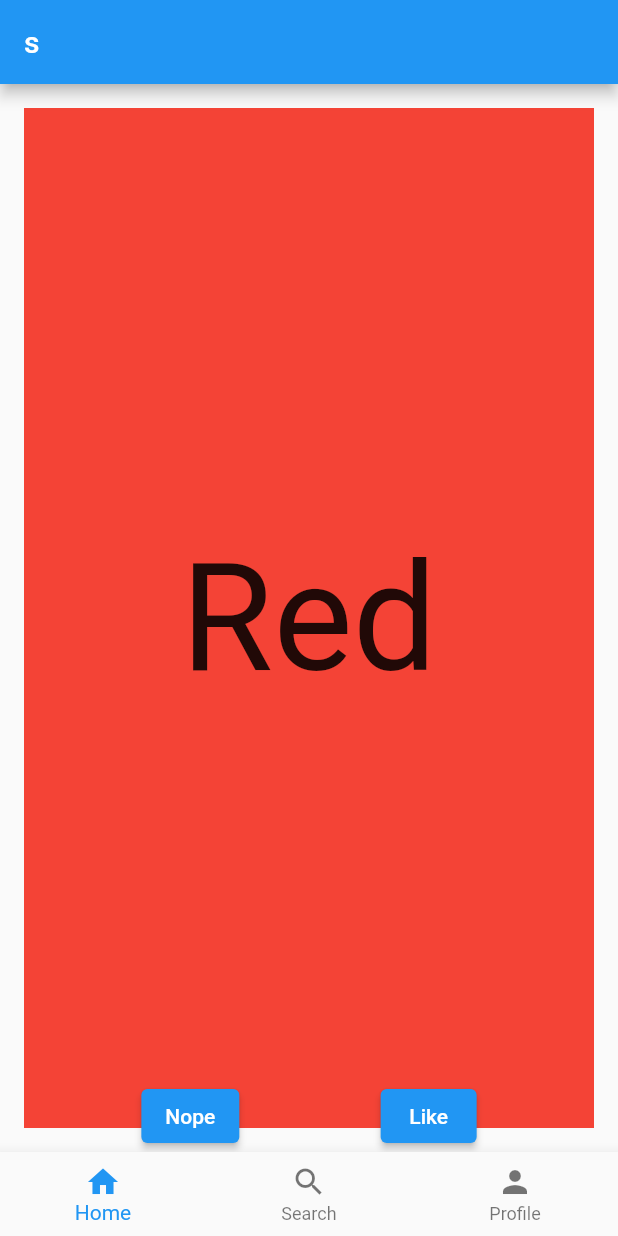
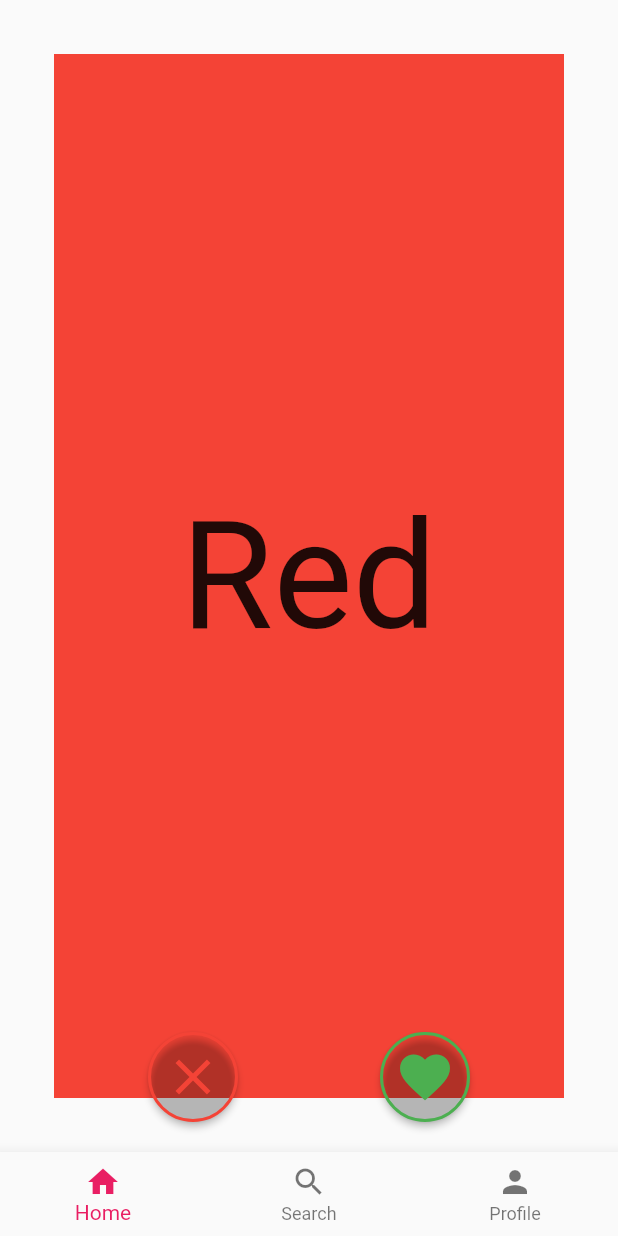
Before and after one commit to 2023-CS350/HobbyHive, a Flutter app: the screen it shows once a user with an empty profile is signed in, on a phone screen of 412 x 824 dp. Run offline on Flutter 3.47's test engine with Material 2 defaults, Android fonts, the phone set to English and light mode, and no system bars; drawn by our look-alikes of swipe_cards; our stand-ins replace cloud_firestore, firebase_auth, firebase_core, image_picker; accounts and stored records are empty; network calls fail.

Commit message:
Design: MainPage 싫어요 좋아요 버튼 추가

```diff
--- a/lib/main.dart
+++ b/lib/main.dart
@@ -59,7 +59,7 @@ class _MyAppState extends State<MyApp> {
           // or simply save your changes to "hot reload" in a Flutter IDE).
           // Notice that the counter didn't reset back to zero; the application
           // is not restarted.
-          primarySwatch: Colors.blue,
+          primarySwatch: Colors.pink,
         ),
         //  home: SignInPage(),
         home: _currentUser == null ? SignInPage():BottomNavigationPage(),
--- a/lib/pages/main_page.dart
+++ b/lib/pages/main_page.dart
@@ -2,19 +2,23 @@ import 'package:flutter/material.dart';
 import 'package:swipe_cards/draggable_card.dart';
 import 'package:swipe_cards/swipe_cards.dart';
 
+enum ButtonType {
+  nope,
+  like,
+}
+
 class MainPage extends StatefulWidget {
-
-  final String? title="s";
+  const MainPage({super.key});
 
   @override
   _MainPageState createState() => _MainPageState();
 }
 
 class _MainPageState extends State<MainPage> {
-  List<SwipeItem> _swipeItems = <SwipeItem>[];
+  final List<SwipeItem> _swipeItems = <SwipeItem>[];
   MatchEngine? _matchEngine;
-  GlobalKey<ScaffoldState> _scaffoldKey = GlobalKey();
-  List<String> _names = [
+  final GlobalKey<ScaffoldState> _scaffoldKey = GlobalKey();
+  final List<String> _names = [
     "Red",
     "Blue",
     "Green",
@@ -24,7 +28,7 @@ class _MainPageState extends State<MainPage> {
     "Purple",
     "Pink"
   ];
-  List<Color> _colors = [
+  final List<Color> _colors = [
     Colors.red,
     Colors.blue,
     Colors.green,
@@ -71,10 +75,10 @@ class _MainPageState extends State<MainPage> {
   Widget build(BuildContext context) {
     return Scaffold(
         key: _scaffoldKey,
-        appBar: AppBar(
-          title: Text(widget.title!),
-        ),
-        body: Container(
+        body: SafeArea(
+          child: Padding(
+            padding: EdgeInsets.fromLTRB(20, 20, 20, 20),
+            child: Container(
                 child: Stack(children: [
               Container(
                 height: MediaQuery.of(context).size.height - kToolbarHeight,
@@ -131,25 +135,25 @@ class _MainPageState extends State<MainPage> {
                 child: Row(
                   mainAxisAlignment: MainAxisAlignment.spaceEvenly,
                   children: [
-                ElevatedButton(
+                    RoundedTransparentButton(
                       onPressed: () {
                         _matchEngine!.currentItem?.nope();
                       },
-                    child: Text("Nope")),
-                // ElevatedButton(
-                //     onPressed: () {
-                //       _matchEngine!.currentItem?.superLike();
-                //     },
-                //     child: Text("Superlike")),
-                ElevatedButton(
+                      kind: ButtonType.nope,
+                    ),
+                    RoundedTransparentButton(
                       onPressed: () {
                         _matchEngine!.currentItem?.like();
                       },
-                    child: Text("Like"))
+                      kind: ButtonType.like,
+                    ),
+
                   ],
                 ),
               )
-        ])));
+            ])),
+          ),
+        ));
   }
 }
 
@@ -161,103 +165,55 @@ class Content {
   final String? hobby;
   final String? distance;
 
+  Content(
+      {this.imageURL,
+      this.name,
+      this.hobby,
+      this.distance,
+      this.text,
+      this.color});
+}
 
-  Content({this.imageURL, this.name, this.hobby, this.distance, this.text, this.color});
+class RoundedTransparentButton extends StatelessWidget {
+  final VoidCallback onPressed;
+  final ButtonType kind;
+
+  RoundedTransparentButton({required this.onPressed, required this.kind});
+
+  @override
+  Widget build(BuildContext context) {
+    return kind == ButtonType.like
+        ? ElevatedButton(
+            onPressed: onPressed,
+            style: ElevatedButton.styleFrom(
+              backgroundColor: Colors.transparent,
+              side: BorderSide(color: Colors.green, width: 2.0),
+              shape: CircleBorder(),
+            ),
+            child: Padding(
+              padding: EdgeInsets.symmetric(vertical: 10.0, horizontal: 10.0),
+              child: Icon(
+                Icons.favorite,
+                color: Colors.green,
+                size: 40.0,
+              ),
+            ),
+          )
+        : ElevatedButton(
+            onPressed: onPressed,
+            style: ElevatedButton.styleFrom(
+              backgroundColor: Colors.transparent,
+              side: BorderSide(color: Colors.red, width: 2.0),
+              shape: CircleBorder(),
+            ),
+            child: Padding(
+              padding: EdgeInsets.symmetric(vertical: 10.0, horizontal: 10.0),
+              child: Icon(
+                Icons.clear,
+                color: Colors.red,
+                size: 40.0,
+              ),
+            ),
+          );
   }
-// import 'package:flutter/material.dart';
-
-// class MainPage extends StatefulWidget {
-//   const MainPage({super.key});
-
-//   @override
-//   State<MainPage> createState() => _MainPageState();
-// }
-
-// class _MainPageState extends State<MainPage> {
-//   @override
-//   Widget build(BuildContext context) {
-//     return Scaffold(
-//       body: Center(
-//         child: SwappableWidget(),
-//       ),
-//     );
-//   }
-// }
-
-// class SwappableWidget extends StatefulWidget {
-//   @override
-//   _SwappableWidgetState createState() => _SwappableWidgetState();
-// }
-
-// class _SwappableWidgetState extends State<SwappableWidget> {
-//   int? _draggedIndex=0;
-//   List<String> _items = ['Item 1', 'Item 2', 'Item 3', 'Item 4'];
-
-//   @override
-//   Widget build(BuildContext context) {
-//     return Scaffold(
-//       appBar: AppBar(
-//         title: Text('Swappable Widget'),
-//       ),
-//       body: GridView.builder(
-//         itemCount: _items.length,
-//         gridDelegate: SliverGridDelegateWithFixedCrossAxisCount(
-//           crossAxisCount: 2,
-//         ),
-//         itemBuilder: (BuildContext context, int index) {
-//           return DragTarget<int>(
-//             onAccept: (int draggedIndex) {
-//               setState(() {
-//                 final item = _items[draggedIndex];
-//                 _items.removeAt(draggedIndex);
-//                 _items.insert(index, item);
-//                 _draggedIndex = null;
-//               });
-//             },
-//             onWillAccept: (int? draggedIndex) {
-//               return true;
-//             },
-//             onLeave: (data) {
-//               _draggedIndex = null;
-//             },
-//             builder: (BuildContext context, List<dynamic> candidateData, List<dynamic> rejectedData) {
-//               return Draggable<int>(
-//                 data: index,
-//                 child: Container(
-//                   padding: EdgeInsets.all(8),
-//                   color: Colors.blue,
-//                   child: Center(
-//                     child: Text(
-//                       _items[index],
-//                       style: TextStyle(color: Colors.white),
-//                     ),
-//                   ),
-//                 ),
-//                 feedback: Container(
-//                   padding: EdgeInsets.all(8),
-//                   color: Colors.blue.withOpacity(0.7),
-//                   child: Center(
-//                     child: Text(
-//                       _items[index],
-//                       style: TextStyle(color: Colors.white),
-//                     ),
-//                   ),
-//                 ),
-//                 onDragStarted: () {
-//                   setState(() {
-//                     _draggedIndex = index;
-//                   });
-//                 },
-//                 onDraggableCanceled: (Velocity velocity, Offset offset) {
-//                   setState(() {
-//                     _draggedIndex = null;
-//                   });
-//                 },
-//               );
-//             },
-//           );
-//         },
-//       ),
-//     );
-//   }
-// }
+}
```
Lines whose indentation alone changed are shown as unchanged.
